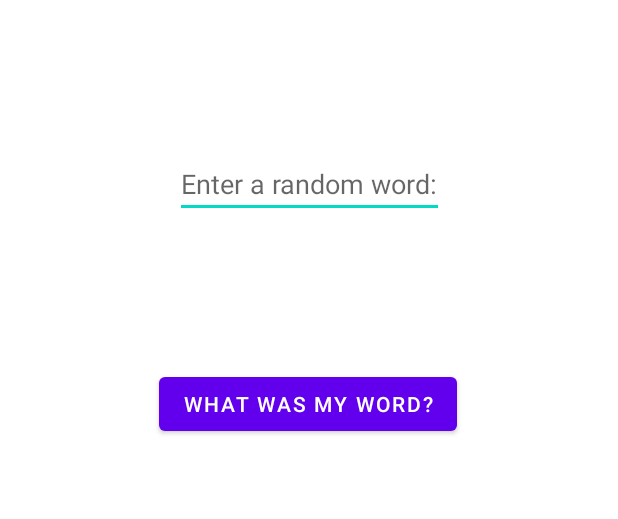
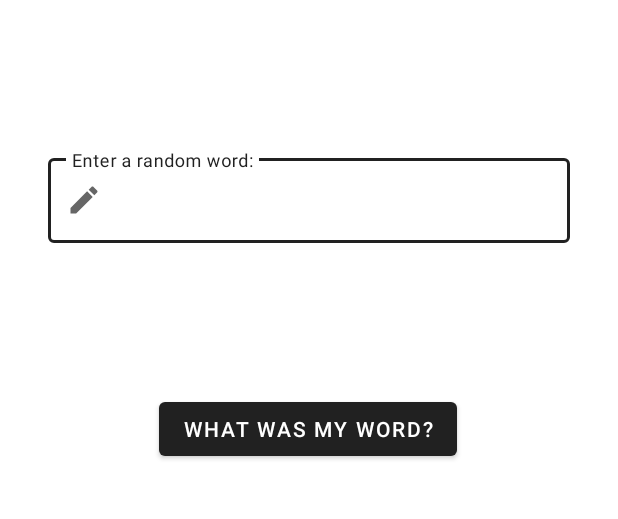
Before and after one commit to samwhite2909/DependencyInjectionDemo, an Android app: the layout activity_main.xml on its own in the app's theme, with its tools: preview values and no code run, on a phone screen of 412 x 824 dp, the part 267-786 px from its top. Run offline under Robolectric (Android 15) with nearby library versions, the phone set to English and light mode, and no system bars.

Commit message:
Updating main UI and theme.

```diff
--- /dev/null
+++ b/app/src/main/res/drawable/ic_baseline_edit_24.xml
@@ -0,0 +1,5 @@
+<vector android:height="24dp" android:tint="#FFFFFF"
+    android:viewportHeight="24" android:viewportWidth="24"
+    android:width="24dp" xmlns:android="http://schemas.android.com/apk/res/android">
+    <path android:fillColor="@android:color/white" android:pathData="M3,17.25V21h3.75L17.81,9.94l-3.75,-3.75L3,17.25zM20.71,7.04c0.39,-0.39 0.39,-1.02 0,-1.41l-2.34,-2.34c-0.39,-0.39 -1.02,-0.39 -1.41,0l-1.83,1.83 3.75,3.75 1.83,-1.83z"/>
+</vector>
--- a/app/src/main/res/layout/activity_main.xml
+++ b/app/src/main/res/layout/activity_main.xml
@@ -19,15 +19,28 @@
         app:layout_constraintStart_toStartOf="parent"
         app:layout_constraintTop_toTopOf="parent" />
 
-    <com.google.android.material.textfield.TextInputEditText
+    <com.google.android.material.textfield.TextInputLayout
+        style="@style/Widget.MaterialComponents.TextInputLayout.OutlinedBox"
+        android:layout_width="match_parent"
+        android:layout_height="wrap_content"
+        android:id="@+id/editTextInputLayout"
+        android:layout_marginStart="32sp"
+        android:layout_marginEnd="32sp"
+        app:layout_constraintEnd_toEndOf="parent"
+        android:layout_marginTop="100dp"
+        app:startIconDrawable="@drawable/ic_baseline_edit_24"
+        app:layout_constraintStart_toStartOf="parent"
+        app:layout_constraintTop_toBottomOf="@+id/materialTextView">
+
+        <com.google.android.material.textfield.TextInputEditText
         android:id="@+id/textInputEditText"
-        android:layout_width="wrap_content"
+        android:layout_width="match_parent"
+            android:textAppearance="@color/primaryTextColor"
+            android:textSize="16sp"
         android:layout_height="wrap_content"
-        android:layout_marginTop="100dp"
-        android:hint="@string/randomWordHint"
-        app:layout_constraintEnd_toEndOf="parent"
-        app:layout_constraintStart_toStartOf="parent"
-        app:layout_constraintTop_toBottomOf="@+id/materialTextView" />
+        android:hint="@string/randomWordHint" />
+    </com.google.android.material.textfield.TextInputLayout>
+
 
     <com.google.android.material.button.MaterialButton
         android:layout_width="wrap_content"
@@ -37,6 +50,6 @@
         app:layout_constraintEnd_toEndOf="parent"
         app:layout_constraintHorizontal_bias="0.497"
         app:layout_constraintStart_toStartOf="parent"
-        app:layout_constraintTop_toBottomOf="@+id/textInputEditText" />
+        app:layout_constraintTop_toBottomOf="@+id/editTextInputLayout" />
 
 </androidx.constraintlayout.widget.ConstraintLayout>
--- a/app/src/main/res/values-night/themes.xml
+++ b/app/src/main/res/values-night/themes.xml
@@ -2,13 +2,13 @@
     <!-- Base application theme. -->
     <style name="Theme.DependencyInjectionDemo" parent="Theme.MaterialComponents.DayNight.DarkActionBar">
         <!-- Primary brand color. -->
-        <item name="colorPrimary">@color/purple_200</item>
-        <item name="colorPrimaryVariant">@color/purple_700</item>
-        <item name="colorOnPrimary">@color/black</item>
+        <item name="colorPrimary">@color/primaryColor</item>
+        <item name="colorPrimaryVariant">@color/primaryDarkColor</item>
+        <item name="colorOnPrimary">@color/primaryTextColor</item>
         <!-- Secondary brand color. -->
-        <item name="colorSecondary">@color/teal_200</item>
-        <item name="colorSecondaryVariant">@color/teal_200</item>
-        <item name="colorOnSecondary">@color/black</item>
+        <item name="colorSecondary">@color/secondaryColor</item>
+        <item name="colorSecondaryVariant">@color/secondaryDarkColor</item>
+        <item name="colorOnSecondary">@color/secondaryTextColor</item>
         <!-- Status bar color. -->
         <item name="android:statusBarColor" tools:targetApi="l">?attr/colorPrimaryVariant</item>
         <!-- Customize your theme here. -->
--- a/app/src/main/res/values/colors.xml
+++ b/app/src/main/res/values/colors.xml
@@ -1,10 +1,11 @@
 <?xml version="1.0" encoding="utf-8"?>
 <resources>
-    <color name="purple_200">#FFBB86FC</color>
-    <color name="purple_500">#FF6200EE</color>
-    <color name="purple_700">#FF3700B3</color>
-    <color name="teal_200">#FF03DAC5</color>
-    <color name="teal_700">#FF018786</color>
-    <color name="black">#FF000000</color>
-    <color name="white">#FFFFFFFF</color>
+    <color name="primaryColor">#212121</color>
+    <color name="primaryLightColor">#484848</color>
+    <color name="primaryDarkColor">#000000</color>
+    <color name="secondaryColor">#212121</color>
+    <color name="secondaryLightColor">#484848</color>
+    <color name="secondaryDarkColor">#000000</color>
+    <color name="primaryTextColor">#ffffff</color>
+    <color name="secondaryTextColor">#ffffff</color>
 </resources>
--- a/app/src/main/res/values/themes.xml
+++ b/app/src/main/res/values/themes.xml
@@ -1,16 +1,18 @@
 <resources xmlns:tools="http://schemas.android.com/tools">
     <!-- Base application theme. -->
-    <style name="Theme.DependencyInjectionDemo" parent="Theme.MaterialComponents.DayNight.DarkActionBar">
+    <style name="Theme.DependencyInjectionDemo" parent="Theme.MaterialComponents.DayNight.NoActionBar">
         <!-- Primary brand color. -->
-        <item name="colorPrimary">@color/purple_500</item>
-        <item name="colorPrimaryVariant">@color/purple_700</item>
-        <item name="colorOnPrimary">@color/white</item>
+        <item name="colorPrimary">@color/primaryColor</item>
+        <item name="colorPrimaryVariant">@color/primaryDarkColor</item>
+        <item name="colorOnPrimary">@color/primaryTextColor</item>
         <!-- Secondary brand color. -->
-        <item name="colorSecondary">@color/teal_200</item>
-        <item name="colorSecondaryVariant">@color/teal_700</item>
-        <item name="colorOnSecondary">@color/black</item>
+        <item name="colorSecondary">@color/secondaryColor</item>
+        <item name="colorSecondaryVariant">@color/secondaryDarkColor</item>
+        <item name="colorOnSecondary">@color/secondaryTextColor</item>
         <!-- Status bar color. -->
         <item name="android:statusBarColor" tools:targetApi="l">?attr/colorPrimaryVariant</item>
         <!-- Customize your theme here. -->
+
+
     </style>
 </resources>
```
